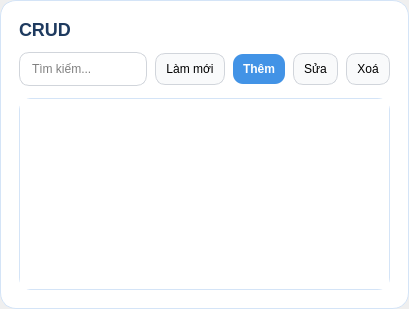
The window that app/ui/crud_page.ui (thaieaut-engineer/Cong-nghe-phan-mem) describes before a commit, drawn with Qt 5.
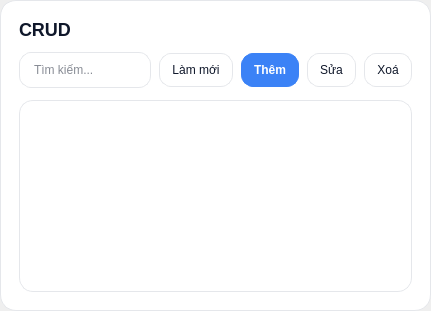
The same window after the commit.

```diff
--- a/app/ui/crud_page.ui
+++ b/app/ui/crud_page.ui
@@ -21,7 +21,21 @@
    <item>
     <widget class="QFrame" name="card" native="true">
      <property name="styleSheet">
-      <string notr="true">QFrame#card{background:#ffffff;border:1px solid #d4e4f7;border-radius:16px;} QLabel#lblTitle{font-size:18px;font-weight:700;color:#1e3a5f;} QLineEdit{padding:8px 10px;border:1px solid #d1d5db;border-radius:10px;} QLineEdit:focus{border:1px solid #4293e6;} QPushButton{padding:8px 10px;border-radius:10px;border:1px solid #d1d5db;background:#f9fafb;} QPushButton:hover{background:#f3f4f6;} QPushButton#btnAdd{background:#4293e6;border:none;color:white;font-weight:600;} QPushButton#btnAdd:hover{background:#3a8adb;} QPushButton#btnAdd:pressed{background:#2f7bc8;} QTableView{border:1px solid #d4e4f7;border-radius:12px;}</string>
+      <string notr="true">QFrame#card{background:#ffffff;border:1px solid #e5e7eb;border-radius:16px;}
+QLabel#lblTitle{font-size:18px;font-weight:800;color:#0f172a;}
+QLineEdit{padding:9px 12px;border:1px solid #e5e7eb;border-radius:12px;background:#ffffff;color:#0f172a;}
+QLineEdit:focus{border:1px solid #3b82f6;}
+QPushButton{padding:9px 12px;border-radius:12px;border:1px solid #e5e7eb;background:#ffffff;color:#0f172a;}
+QPushButton:hover{background:#f8fafc;border-color:#cbd5e1;}
+QPushButton:pressed{background:#f1f5f9;}
+QPushButton:disabled{background:#f8fafc;color:#94a3b8;border-color:#e5e7eb;}
+QPushButton#btnAdd{background:#3b82f6;border:1px solid #3b82f6;color:white;font-weight:700;}
+QPushButton#btnAdd:hover{background:#2563eb;border-color:#2563eb;}
+QPushButton#btnAdd:pressed{background:#1d4ed8;border-color:#1d4ed8;}
+QTableView{border:1px solid #e5e7eb;border-radius:14px;background:#ffffff;gridline-color:#eef2f7;selection-background-color:#dbeafe;selection-color:#0f172a;outline:0;}
+QHeaderView::section{background:#f8fafc;color:#334155;padding:10px;border:none;border-bottom:1px solid #e5e7eb;font-weight:700;}
+QTableView::item{padding:6px;border-bottom:1px solid #f1f5f9;}
+QTableView::item:hover{background:#f8fafc;}</string>
      </property>
      <layout class="QVBoxLayout" name="cardLayout">
       <property name="leftMargin">
```
